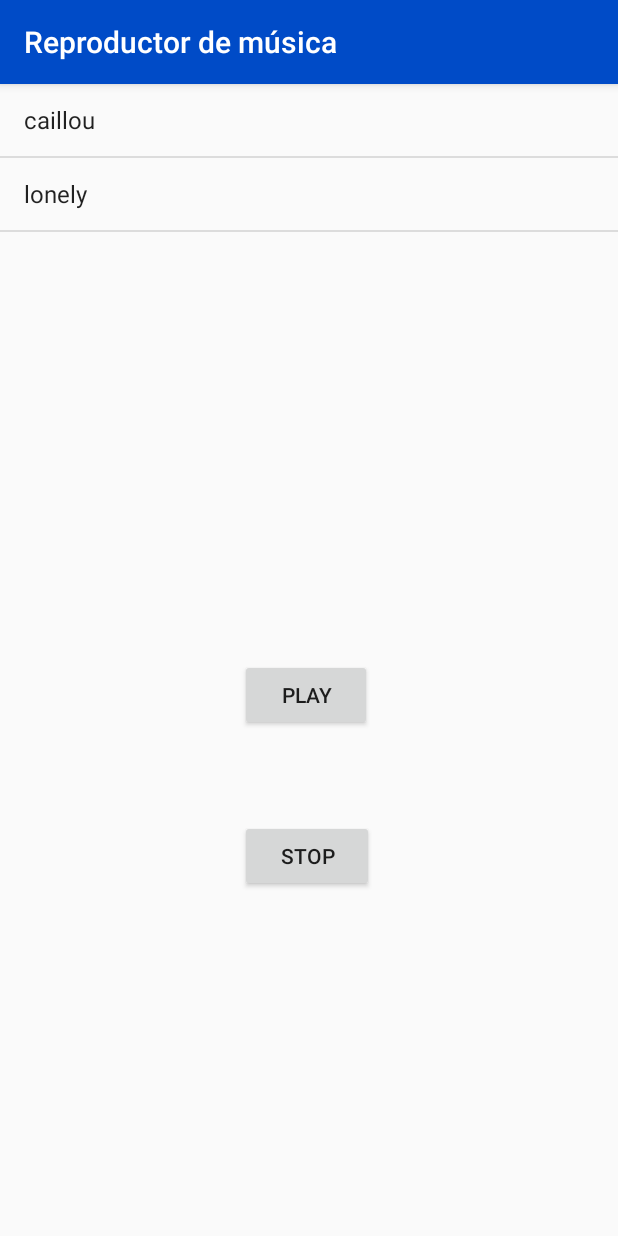
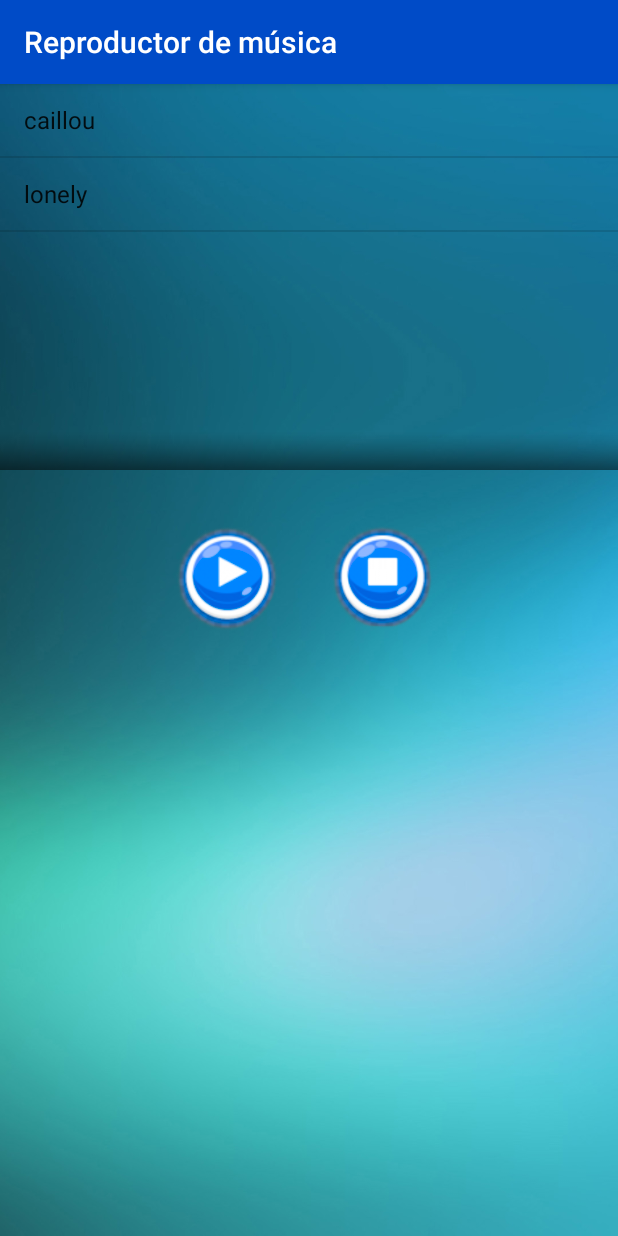
Before and after one commit to Apume/ProyectoFinalAndroid, an Android app: the NavigationActivity screen opened directly, with no data from a screen before it, in the side drawer, after a tap on "Sonidos", on a phone screen of 412 x 824 dp. Run offline under Robolectric (Android 15) with nearby library versions, the phone set to English and light mode, and no system bars; 4 statements that could not run were skipped.

Commit message:
Diseño del reproductor acabado, y metodo asignarAvatar funcionando CORRECTO Sin fallos.

```diff
--- a/app/src/main/java/com/example/adrian/proyectofinal/MainActivity.java
+++ b/app/src/main/java/com/example/adrian/proyectofinal/MainActivity.java
@@ -71,8 +71,8 @@ public class MainActivity extends AppCompatActivity {
                         finish();
                         startActivity(a);
                     }else{
-                        //i.putExtra("nombreUser", nombre);
-                        //i.putExtra("passUser", pass);
+                        i.putExtra("nombreUser", nombre);
+                        i.putExtra("passUser", pass);
                         finish();
                         startActivity(i);
                     }
--- a/app/src/main/java/com/example/adrian/proyectofinal/NavigationActivity.java
+++ b/app/src/main/java/com/example/adrian/proyectofinal/NavigationActivity.java
@@ -6,7 +6,6 @@ import android.content.Intent;
 import android.content.pm.PackageManager;
 import android.database.Cursor;
 import android.graphics.Bitmap;
-import android.media.Image;
 import android.net.Uri;
 import android.os.Bundle;
 import android.provider.ContactsContract;
@@ -23,19 +22,19 @@ import android.support.v7.widget.Toolbar;
 import android.view.Menu;
 import android.view.MenuItem;
 import android.widget.Gallery;
-import android.widget.ImageButton;
 import android.widget.ImageView;
+import android.widget.TextView;
 import android.widget.Toast;
 
 public class NavigationActivity extends AppCompatActivity
         implements NavigationView.OnNavigationItemSelectedListener {
     private static final int PERMISSION_REQUEST_CODE = 1;
     private final int TOMAR_FOTO = 55;
-    private String nombreUser, passUser, user;
+    private String nombreUser, passUser;
     private ImageView avatarUser;
-    int id;
-    private ImageButton botonFondo;
-    private Image imagenuno, imagendos, imagentres;
+    private TextView tvNombreUserNav;
+    private int id, user;
+
     @Override
     protected void onCreate(Bundle savedInstanceState) {
         super.onCreate(savedInstanceState);
@@ -44,53 +43,6 @@ public class NavigationActivity extends AppCompatActivity
         Toolbar toolbar = (Toolbar) findViewById(R.id.toolbar);
         setSupportActionBar(toolbar);
 
-        botonFondo = findViewById(R.id.botonFondo);
-
-        /*
-        avatarUser = findViewById(R.id.avatarMenu);
-        nombreUser = getIntent().getStringExtra("nombreUser");
-        passUser = getIntent().getStringExtra("passUser");
-
-
-        if(nombreUser.equals("zizu") && passUser.equals("loli")){
-            user = "zizu";
-        }else if(nombreUser.equals("vitilla") && passUser.equals("tortilla")){
-            user = "vitilla";
-        }else if(nombreUser.equals("adri") && passUser.equals("dri")){
-            user = "adri";
-        }else if(nombreUser.equals("jairo") && passUser.equals("4k")){
-            user = "jairo";
-        }
-
-        switch (user)
-        {
-            case "zizu":
-                id = getResources().getIdentifier("avatarzizu", "drawable", getPackageName());
-                avatarUser.setImageResource(id);
-                break;
-
-            case "vitilla":
-                id = getResources().getIdentifier("avatarvitilla", "drawable", getPackageName());
-                avatarUser.setImageResource(id);
-                break;
-
-            case "adri":
-                //avatarUser.setImageResource();
-                break;
-
-            case "jairo":
-                id = getResources().getIdentifier("avatarjairo", "drawable", getPackageName());
-                avatarUser.setImageResource(id);
-                break;
-
-            default:
-                id = getResources().getIdentifier("iconodemo", "drawable", getPackageName());
-                avatarUser.setImageResource(id);
-                break;
-
-        }
-
-        */
 
     // Boton de enviar correo
 
@@ -110,8 +62,66 @@ public class NavigationActivity extends AppCompatActivity
         toggle.syncState();
 
         NavigationView navigationView = (NavigationView) findViewById(R.id.nav_view);
+        //con la siguiente linea obtienes el acceso a los componentes del navigationHeader
+
+        View viewHeader = navigationView.getHeaderView(0);
+
         navigationView.setNavigationItemSelectedListener(this);
         navigationView.setItemIconTintList(null);
+
+        avatarUser = viewHeader.findViewById(R.id.avatarMenu);
+        tvNombreUserNav = viewHeader.findViewById(R.id.tvBienvenido);
+        nombreUser = getIntent().getStringExtra("nombreUser");
+        passUser = getIntent().getStringExtra("passUser");
+
+        asignarAvatares(nombreUser, passUser);
+    }
+
+    public void asignarAvatares(String nombreUser, String passUser){
+
+        if(nombreUser.equals("zizu") && passUser.equals("loli")){
+            user = 1;
+        }else if(nombreUser.equals("vitilla") && passUser.equals("tortilla")){
+            user = 2;
+        }else if(nombreUser.equals("adri") && passUser.equals("dri")){
+            user = 3;
+        }else
+            if(nombreUser.equals("jairo") && passUser.equals("4k")){
+            user = 4;
+        }
+
+        switch (user){
+            case 1:
+                id = getResources().getIdentifier("avatarzizu", "drawable", getPackageName());
+                avatarUser.setImageResource(id);
+                tvNombreUserNav.setText("Bienvenido "+nombreUser);
+                break;
+
+            case 2:
+                id = getResources().getIdentifier("avatarvitilla", "drawable", getPackageName());
+                avatarUser.setImageResource(id);
+                tvNombreUserNav.setText("Bienvenido "+nombreUser);
+                break;
+
+            case 3:
+                id = getResources().getIdentifier("avataradri", "drawable", getPackageName());
+                avatarUser.setImageResource(id);
+                break;
+
+            case 4:
+                id = getResources().getIdentifier("avatarjairo", "drawable", getPackageName());
+                avatarUser.setImageResource(id);
+                tvNombreUserNav.setText("Bienvenido "+nombreUser);
+                break;
+
+            default:
+                id = getResources().getIdentifier("iconodemo", "drawable", getPackageName());
+                avatarUser.setImageResource(id);
+                tvNombreUserNav.setText("Bienvenido "+nombreUser);
+
+        }
+
+
     }
 
     @Override
@@ -151,7 +161,6 @@ public class NavigationActivity extends AppCompatActivity
 
         //noinspection SimplifiableIfStatement
         if (id == R.id.optionCreditos){
-            Toast.makeText(this, "Creado por: Adrián, Cristian, Jairo, y Victor", Toast.LENGTH_LONG).show();
             return true;
         }
 
@@ -179,6 +188,8 @@ public class NavigationActivity extends AppCompatActivity
 
             case R.id.nav_sonidos:
                 Intent sonidos = new Intent(this,SonidosActivity.class);
+                sonidos.putExtra("nombreUser", nombreUser);
+                sonidos.putExtra("passUser", passUser);
                 startActivity(sonidos);
                 break;
 
@@ -220,41 +231,5 @@ public class NavigationActivity extends AppCompatActivity
         drawer.closeDrawer(GravityCompat.START);
         return true;
     }
-    public void cambiarImagen (View v)
-    {
-        int num = getRandomInteger(6,1);
-        if(num == 1)
-        {
-            id = getResources().getIdentifier("fondodos", "drawable", getPackageName());
-            botonFondo.setImageResource(id);
-        }
-        if(num == 2)
-        {
-            id = getResources().getIdentifier("fondotres", "drawable", getPackageName());
-            botonFondo.setImageResource(id);
-        }
-        if(num == 3)
-        {
-            id = getResources().getIdentifier("fondouno", "drawable", getPackageName());
-            botonFondo.setImageResource(id);
-
-        }
-        if(num == 4)
-        {
-            id = getResources().getIdentifier("fondocuatro", "drawable", getPackageName());
-            botonFondo.setImageResource(id);
-
-        }
-        if(num == 5)
-        {
-            id = getResources().getIdentifier("fondocinco", "drawable", getPackageName());
-            botonFondo.setImageResource(id);
-
-        }
-    }
-    // método intener aleatorio entre maximo y minimo parametrizados.
-    public static int getRandomInteger(int maximum, int minimum){
-        return ((int) (Math.random()*(maximum - minimum))) + minimum;
-    }
 
 }
--- a/app/src/main/java/com/example/adrian/proyectofinal/SonidosActivity.java
+++ b/app/src/main/java/com/example/adrian/proyectofinal/SonidosActivity.java
@@ -22,7 +22,7 @@ public class SonidosActivity extends AppCompatActivity implements View.OnClickLi
     private ListView lvSonidos;
     private ArrayList<String> ArraySonidos;
     private ArrayAdapter adaptador;
-    private String nombreCancion;
+    private String nombreCancion, nombreUser, passUser;
 
     @Override
     protected void onCreate(Bundle savedInstanceState) {
@@ -30,6 +30,8 @@ public class SonidosActivity extends AppCompatActivity implements View.OnClickLi
         setContentView(R.layout.activity_sonidos);
 
         this.setTitle(R.string.titulo_reproductor); //titulo del actionBar
+        nombreUser = getIntent().getStringExtra("nombreUser");
+        passUser = getIntent().getStringExtra("passUser");
 
 
         //meter las canciones en el listview
@@ -86,10 +88,14 @@ public class SonidosActivity extends AppCompatActivity implements View.OnClickLi
     public void onClick(View v) {
         switch(v.getId()){
             case R.id.bPlay:
+                if(mediaplayer==null){
+                    Toast.makeText(getApplicationContext(), "Selecciona una canción primero", Toast.LENGTH_SHORT).show();
+                }else{
                     //Iniciamos el audio
                     bPlay.setVisibility(View.INVISIBLE);
                     bPause.setVisibility(View.VISIBLE);
                     mediaplayer.start();
+                }
                 break;
 
             case R.id.bPause:
@@ -120,9 +126,17 @@ public class SonidosActivity extends AppCompatActivity implements View.OnClickLi
         if(mediaplayer!=null){
             mediaplayer.stop();
             mediaplayer.release();
-        }
             Intent i = new Intent(this, NavigationActivity.class);
+            i.putExtra("nombreUser", nombreUser);
+            i.putExtra("passUser", passUser);
+            startActivity(i);
+            this.finish();
+        }else{
+            Intent i = new Intent(this, NavigationActivity.class);
+            i.putExtra("nombreUser", nombreUser);
+            i.putExtra("passUser", passUser);
             startActivity(i);
             this.finish();
         }
     }
+}
--- a/app/src/main/res/layout/activity_sonidos.xml
+++ b/app/src/main/res/layout/activity_sonidos.xml
@@ -4,48 +4,50 @@
     xmlns:tools="http://schemas.android.com/tools"
     android:layout_width="match_parent"
     android:layout_height="match_parent"
+    android:background="@drawable/background"
     tools:context=".SonidosActivity">
 
     <Button
         android:id="@+id/bPlay"
-        android:layout_width="wrap_content"
-        android:layout_height="wrap_content"
+        android:layout_width="75dp"
+        android:layout_height="75dp"
         android:layout_below="@+id/lvSonidos"
         android:layout_alignParentStart="true"
-        android:layout_marginStart="160dp"
-        android:layout_marginTop="46dp"
-        android:onClick="onClick"
-        android:text="@string/play" />
+        android:layout_marginStart="114dp"
+        android:layout_marginTop="34dp"
+        android:background="@drawable/playbutton"
+        android:onClick="onClick" />
 
     <Button
         android:id="@+id/bPause"
-        android:layout_width="wrap_content"
-        android:layout_height="wrap_content"
+        android:layout_width="75dp"
+        android:layout_height="75dp"
         android:layout_alignTop="@+id/bPlay"
         android:layout_alignParentStart="true"
-        android:layout_marginStart="161dp"
+        android:layout_marginStart="114dp"
         android:layout_marginTop="0dp"
-        android:onClick="onClick"
-        android:text="@string/pause" />
+        android:background="@drawable/pausebutton"
+        android:onClick="onClick" />
 
     <Button
         android:id="@+id/bStop"
-        android:layout_width="247dp"
-        android:layout_height="wrap_content"
-        android:layout_below="@+id/bPlay"
-        android:layout_alignStart="@+id/bPlay"
-        android:layout_alignEnd="@+id/bPause"
-        android:layout_marginStart="0dp"
-        android:layout_marginTop="59dp"
-        android:layout_marginEnd="0dp"
+        android:layout_width="75dp"
+        android:layout_height="75dp"
+        android:layout_alignTop="@+id/bPause"
+        android:layout_marginStart="28dp"
+        android:layout_marginTop="0dp"
+        android:layout_toEndOf="@+id/bPause"
+        android:background="@drawable/stopbutton"
         android:onClick="onClick"
-        android:text="@string/stop" />
+        android:textColor="@android:color/transparent"
+        android:textColorHighlight="@android:color/transparent" />
 
     <ListView
         android:id="@+id/lvSonidos"
         android:layout_width="match_parent"
-        android:layout_height="337dp"
+        android:layout_height="257dp"
         android:layout_alignParentStart="true"
-        android:layout_alignParentTop="true" />
+        android:layout_alignParentTop="true"
+        android:background="@drawable/fondo_lista_canciones" />
 
 </RelativeLayout>
```
Also changed, not shown: app/src/main/res/drawable/avataradri.png (added), app/src/main/res/drawable/fondo_lista_canciones.png (added), app/src/main/res/drawable/pausebutton.png (added), app/src/main/res/drawable/playbutton.png (added), app/src/main/res/drawable/stopbutton.png (added). Lines whose indentation alone changed are shown as unchanged.
